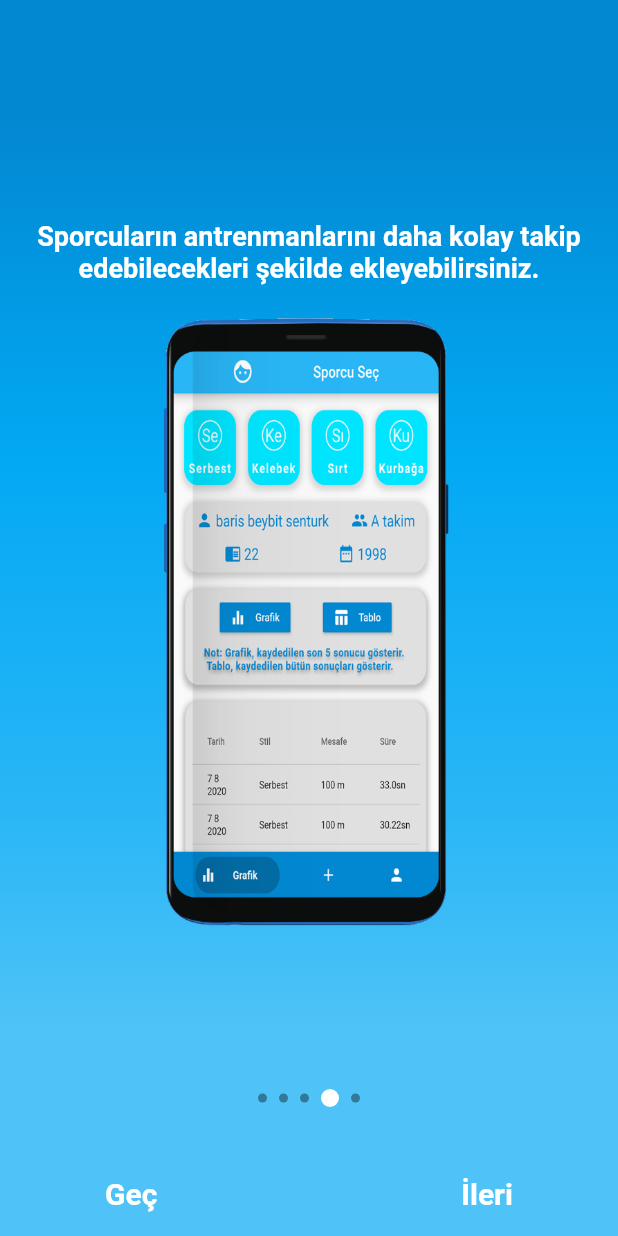
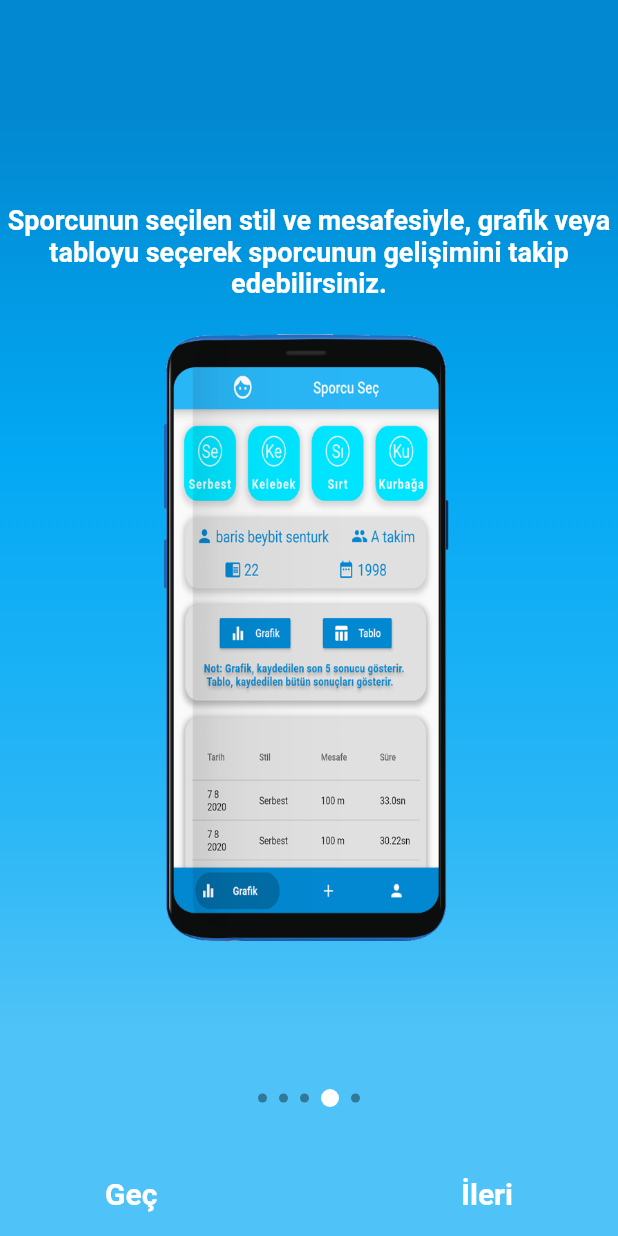
Before and after one commit to mertguven/Scoach, a Flutter app: the screen it shows after launch, swiped to page 4, on a phone screen of 412 x 824 dp. Run offline on Flutter 3.47's test engine with Material 2 defaults, Android fonts, the phone set to English and light mode, and no system bars; our stand-ins replace animated_text_kit, bottom_navy_bar, charts_flutter, cloud_firestore, firebase_auth, firebase_storage and 4 more; accounts and stored records are empty.

Commit message:
güncelleme

```diff
--- a/lib/screens/onboarding_page.dart
+++ b/lib/screens/onboarding_page.dart
@@ -195,7 +195,7 @@ class Eleman extends StatelessWidget {
         mainAxisAlignment: MainAxisAlignment.center,
         children: <Widget>[
           Text(
-            "Sporcuların antrenmanlarını daha kolay takip edebilecekleri şekilde ekleyebilirsiniz.",
+            "Sporcuların antrenmanlarını daha kolay takip edebilecekleri şekilde antrenman programı ekleyebilirsiniz.",
             textAlign: TextAlign.center,
             style: TextStyle(
                 color: Colors.white, fontWeight: FontWeight.bold, fontSize: 18),
@@ -216,7 +216,7 @@ class Eleman extends StatelessWidget {
         mainAxisAlignment: MainAxisAlignment.center,
         children: <Widget>[
           Text(
-            "Sporcuların antrenmanlarını daha kolay takip edebilecekleri şekilde ekleyebilirsiniz.",
+            "Sayaçla geçen süreyi görebilir ve animasyonla ne kadar süre kaldığını görebilirsiniz.",
             textAlign: TextAlign.center,
             style: TextStyle(
                 color: Colors.white, fontWeight: FontWeight.bold, fontSize: 18),
@@ -237,7 +237,7 @@ class Eleman extends StatelessWidget {
         mainAxisAlignment: MainAxisAlignment.center,
         children: <Widget>[
           Text(
-            "Sporcuların antrenmanlarını daha kolay takip edebilecekleri şekilde ekleyebilirsiniz.",
+            "Yeni sporcular ekleyebilir ve sporcuların derecelerini tutabilirsiniz.",
             textAlign: TextAlign.center,
             style: TextStyle(
                 color: Colors.white, fontWeight: FontWeight.bold, fontSize: 18),
@@ -258,7 +258,7 @@ class Eleman extends StatelessWidget {
         mainAxisAlignment: MainAxisAlignment.center,
         children: <Widget>[
           Text(
-            "Sporcuların antrenmanlarını daha kolay takip edebilecekleri şekilde ekleyebilirsiniz.",
+            "Sporcunun seçilen stil ve mesafesiyle, grafik veya tabloyu seçerek sporcunun gelişimini takip edebilirsiniz.",
             textAlign: TextAlign.center,
             style: TextStyle(
                 color: Colors.white, fontWeight: FontWeight.bold, fontSize: 18),
@@ -279,7 +279,7 @@ class Eleman extends StatelessWidget {
         mainAxisAlignment: MainAxisAlignment.center,
         children: <Widget>[
           Text(
-            "Sporcuların antrenmanlarını daha kolay takip edebilecekleri şekilde ekleyebilirsiniz.",
+            "Profil sayfasından epostanızı veya şifrenizi değiştirebilirsiniz.",
             textAlign: TextAlign.center,
             style: TextStyle(
                 color: Colors.white, fontWeight: FontWeight.bold, fontSize: 18),
```
Also changed, not shown: pubspec.yaml (+9 -1 lines), assets/images/appLogo.png (added), pubspec.lock, 6 other files.
